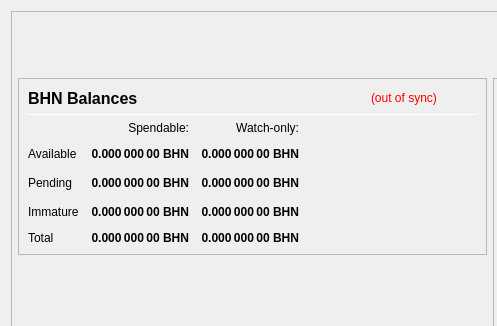
CryptoEnder/Leafn0de, file src/qt/forms/overviewpage.ui: the form before one commit; both pictures show x 0 to 497 and y 0 to 326 of the 978 by 841 pixel window.
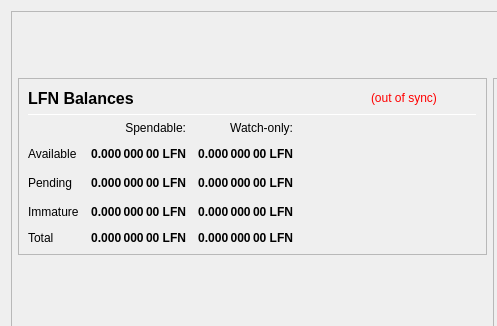
The form after the commit.

The edit to the form file:
```diff
--- a/src/qt/forms/overviewpage.ui
+++ b/src/qt/forms/overviewpage.ui
@@ -193,7 +193,7 @@
                        </font>
                       </property>
                       <property name="text">
-                       <string>BHN Balances</string>
+                       <string>LFN Balances</string>
                       </property>
                      </widget>
                     </item>
@@ -270,7 +270,7 @@
                        <string>Unconfirmed transactions to watch-only addresses</string>
                       </property>
                       <property name="text">
-                       <string notr="true">0.000 000 00 BHN</string>
+                       <string notr="true">0.000 000 00 LFN</string>
                       </property>
                       <property name="alignment">
                        <set>Qt::AlignRight|Qt::AlignTrailing|Qt::AlignVCenter</set>
@@ -295,7 +295,7 @@
                        <string>Total of transactions that have yet to be confirmed, and do not yet count toward the spendable balance</string>
                       </property>
                       <property name="text">
-                       <string notr="true">0.000 000 00 BHN</string>
+                       <string notr="true">0.000 000 00 LFN</string>
                       </property>
                       <property name="alignment">
                        <set>Qt::AlignRight|Qt::AlignTrailing|Qt::AlignVCenter</set>
@@ -320,7 +320,7 @@
                        <string>Staked or masternode rewards in watch-only addresses that has not yet matured</string>
                       </property>
                       <property name="text">
-                       <string notr="true">0.000 000 00 BHN</string>
+                       <string notr="true">0.000 000 00 LFN</string>
                       </property>
                       <property name="alignment">
                        <set>Qt::AlignRight|Qt::AlignTrailing|Qt::AlignVCenter</set>
@@ -355,7 +355,7 @@
                        <string>Staked or masternode rewards that has not yet matured</string>
                       </property>
                       <property name="text">
-                       <string notr="true">0.000 000 00 BHN</string>
+                       <string notr="true">0.000 000 00 LFN</string>
                       </property>
                       <property name="alignment">
                        <set>Qt::AlignRight|Qt::AlignTrailing|Qt::AlignVCenter</set>
@@ -403,7 +403,7 @@
                        <string>Your current total balance</string>
                       </property>
                       <property name="text">
-                       <string notr="true">0.000 000 00 BHN</string>
+                       <string notr="true">0.000 000 00 LFN</string>
                       </property>
                       <property name="alignment">
                        <set>Qt::AlignRight|Qt::AlignTrailing|Qt::AlignVCenter</set>
@@ -428,7 +428,7 @@
                        <string>Current total balance in watch-only addresses</string>
                       </property>
                       <property name="text">
-                       <string notr="true">0.000 000 00 BHN</string>
+                       <string notr="true">0.000 000 00 LFN</string>
                       </property>
                       <property name="alignment">
                        <set>Qt::AlignRight|Qt::AlignTrailing|Qt::AlignVCenter</set>
@@ -473,7 +473,7 @@
                        <string>Your current spendable balance</string>
                       </property>
                       <property name="text">
-                       <string notr="true">0.000 000 00 BHN</string>
+                       <string notr="true">0.000 000 00 LFN</string>
                       </property>
                       <property name="alignment">
                        <set>Qt::AlignRight|Qt::AlignTrailing|Qt::AlignVCenter</set>
@@ -498,7 +498,7 @@
                        <string>Your current balance in watch-only addresses</string>
                       </property>
                       <property name="text">
-                       <string notr="true">0.000 000 00 BHN</string>
+                       <string notr="true">0.000 000 00 LFN</string>
                       </property>
                       <property name="alignment">
                        <set>Qt::AlignRight|Qt::AlignTrailing|Qt::AlignVCenter</set>
```
Left out of the diff: 4 changed lines with no effect on the pictures.
